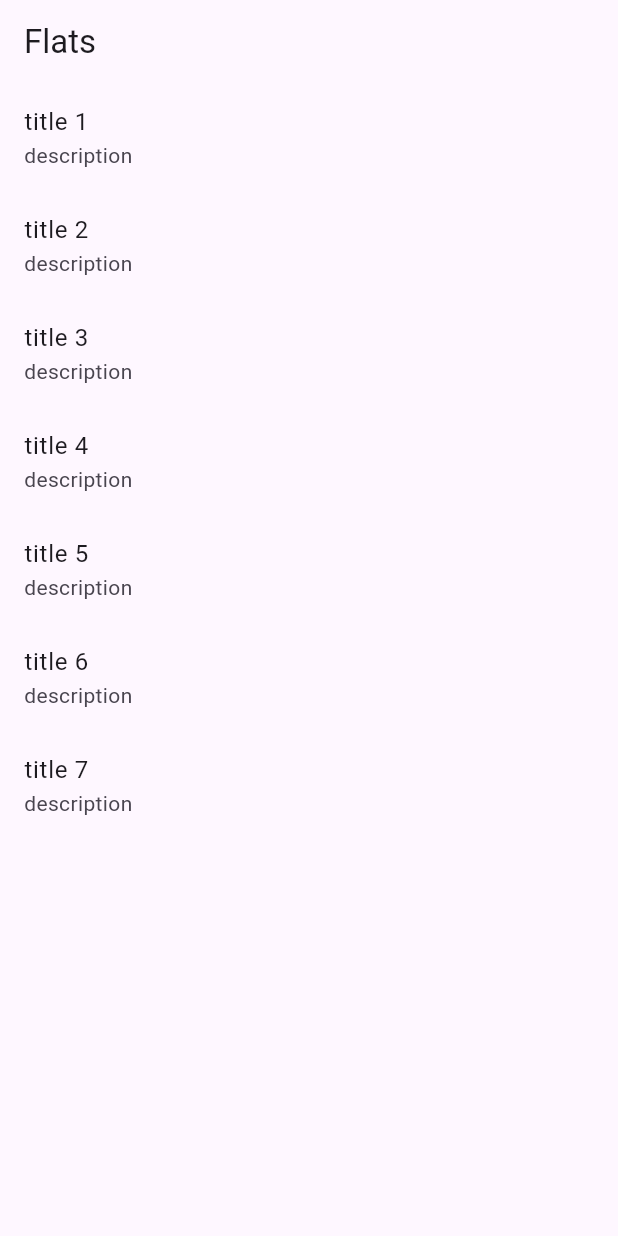
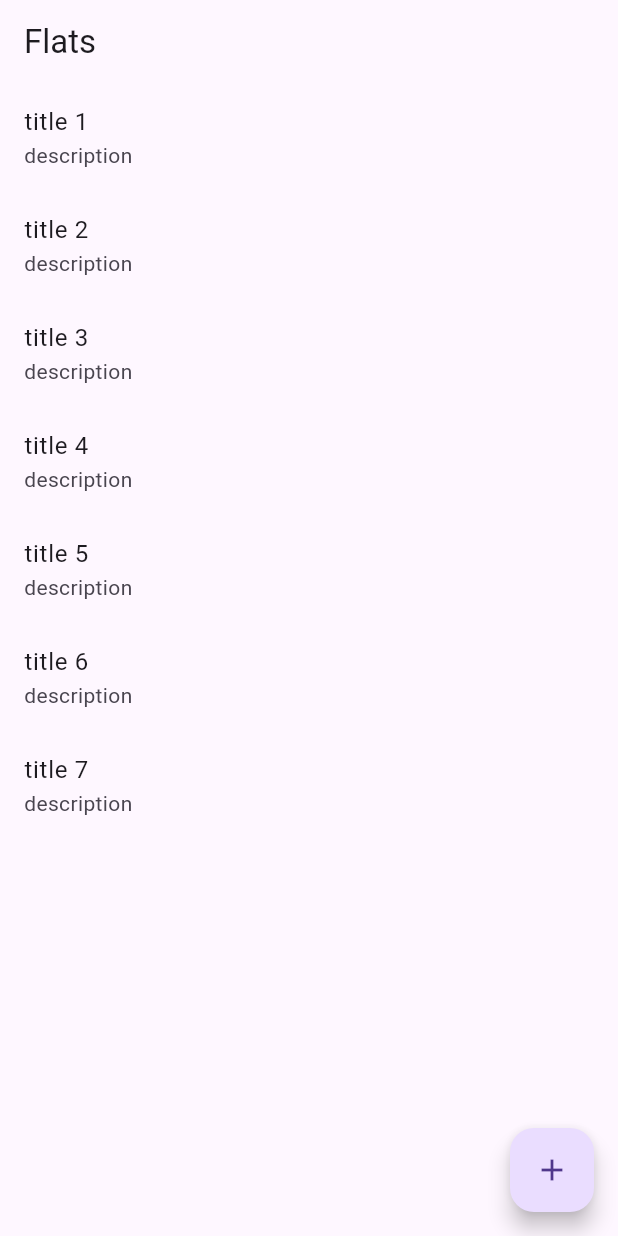
Before and after one commit to NewUserKK/rent-check-frontend, a Flutter app: the FlatsScreen screen opened directly, on a phone screen of 412 x 824 dp. Run offline on Flutter 3.47's test engine with Material 3 defaults, Android fonts, the phone set to English and light mode, and no system bars; our stand-ins replace dio; statements that could not run were skipped.

Commit message:
Move flat list to subpackage, add fab

```diff
--- a/lib/src/flat/flats_screen.dart
+++ b/lib/src/flat/list/flats_screen.dart
@@ -1,6 +1,6 @@
 import 'package:flutter/material.dart';
 import 'package:rent_checklist/src/common/widgets/app_bar.dart';
-import 'package:rent_checklist/src/flat/flat_list.dart';
+import 'package:rent_checklist/src/flat/list/flat_list.dart';
 import 'package:rent_checklist/src/res/strings.dart';
 
 class FlatsScreen extends StatelessWidget {
@@ -13,6 +13,10 @@ class FlatsScreen extends StatelessWidget {
         title: Strings.flatsToolbarTitle,
       ),
       body: const FlatList(),
+      floatingActionButton: const FloatingActionButton(
+        onPressed: null,
+        child: Icon(Icons.add),
+      ),
     );
   }
 }
```
Also changed, not shown: lib/src/flat/list/flat_list.dart (renamed from lib/src/flat/flat_list.dart).
